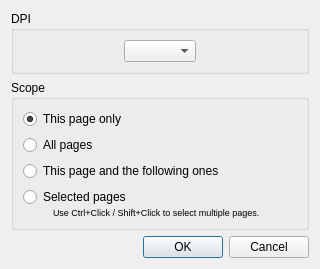
This is filters/output/ui/OutputChangeDpiDialog.ui in ImageProcessing-ElectronicPublications/scantailor-deviant as Qt 5 draws it before an edit. The edited form follows.
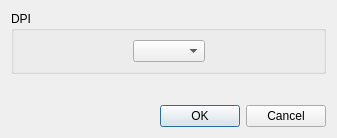
This is the edited form. Custom widgets are drawn as their Qt base class.

Commit message:
Unified page range selection widget
All Apply to.. dialogs now use one widget for this.
Its logic is changed from "What pages to include" to combination "Page range" and "Excluding from range" which is more flexible.
To make UX transition easier for user counters of excluded and affected (range minus excluded) pages are displayed.
Also targeted pages are highlighted with yellow in thumbs list.

```diff
--- a/filters/output/ui/OutputChangeDpiDialog.ui
+++ b/filters/output/ui/OutputChangeDpiDialog.ui
@@ -9,8 +9,8 @@
    <rect>
     <x>0</x>
     <y>0</y>
-    <width>320</width>
-    <height>266</height>
+    <width>337</width>
+    <height>138</height>
    </rect>
   </property>
   <property name="windowTitle">
@@ -63,91 +63,7 @@
     </widget>
    </item>
    <item>
-    <widget class="QGroupBox" name="groupBox_3">
-     <property name="title">
-      <string>Scope</string>
-     </property>
-     <layout class="QVBoxLayout" name="verticalLayout_2">
-      <item>
-       <widget class="QRadioButton" name="thisPageRB">
-        <property name="text">
-         <string>This page only</string>
-        </property>
-        <property name="checked">
-         <bool>true</bool>
-        </property>
-       </widget>
-      </item>
-      <item>
-       <widget class="QRadioButton" name="allPagesRB">
-        <property name="text">
-         <string>All pages</string>
-        </property>
-       </widget>
-      </item>
-      <item>
-       <widget class="QRadioButton" name="thisPageAndFollowersRB">
-        <property name="text">
-         <string>This page and the following ones</string>
-        </property>
-       </widget>
-      </item>
-      <item>
-       <widget class="QWidget" name="selectedPagesWidget" native="true">
-        <layout class="QVBoxLayout" name="verticalLayout_3">
-         <property name="spacing">
-          <number>0</number>
-         </property>
-         <property name="margin">
-          <number>0</number>
-         </property>
-         <item>
-          <widget class="QRadioButton" name="selectedPagesRB">
-           <property name="text">
-            <string>Selected pages</string>
-           </property>
-          </widget>
-         </item>
-         <item>
-          <layout class="QHBoxLayout" name="horizontalLayout_2">
-           <property name="spacing">
-            <number>0</number>
-           </property>
-           <item>
-            <spacer name="horizontalSpacer_5">
-             <property name="orientation">
-              <enum>Qt::Horizontal</enum>
-             </property>
-             <property name="sizeType">
-              <enum>QSizePolicy::Fixed</enum>
-             </property>
-             <property name="sizeHint" stdset="0">
-              <size>
-               <width>30</width>
-               <height>0</height>
-              </size>
-             </property>
-            </spacer>
-           </item>
-           <item>
-            <widget class="QLabel" name="selectedPagesHint">
-             <property name="font">
-              <font>
-               <pointsize>7</pointsize>
-              </font>
-             </property>
-             <property name="text">
-              <string>Use Ctrl+Click / Shift+Click to select multiple pages.</string>
-             </property>
-            </widget>
-           </item>
-          </layout>
-         </item>
-        </layout>
-       </widget>
-      </item>
-     </layout>
-    </widget>
+    <widget class="PageRangeSelectorWidget" name="widgetPageRangeSelector" native="true"/>
    </item>
    <item>
     <spacer name="verticalSpacer">
@@ -174,6 +90,14 @@
    </item>
   </layout>
  </widget>
+ <customwidgets>
+  <customwidget>
+   <class>PageRangeSelectorWidget</class>
+   <extends>QWidget</extends>
+   <header>PageRangeSelectorWidget.h</header>
+   <container>1</container>
+  </customwidget>
+ </customwidgets>
  <resources/>
  <connections>
   <connection>
```
The commit also changes 31 other files.
